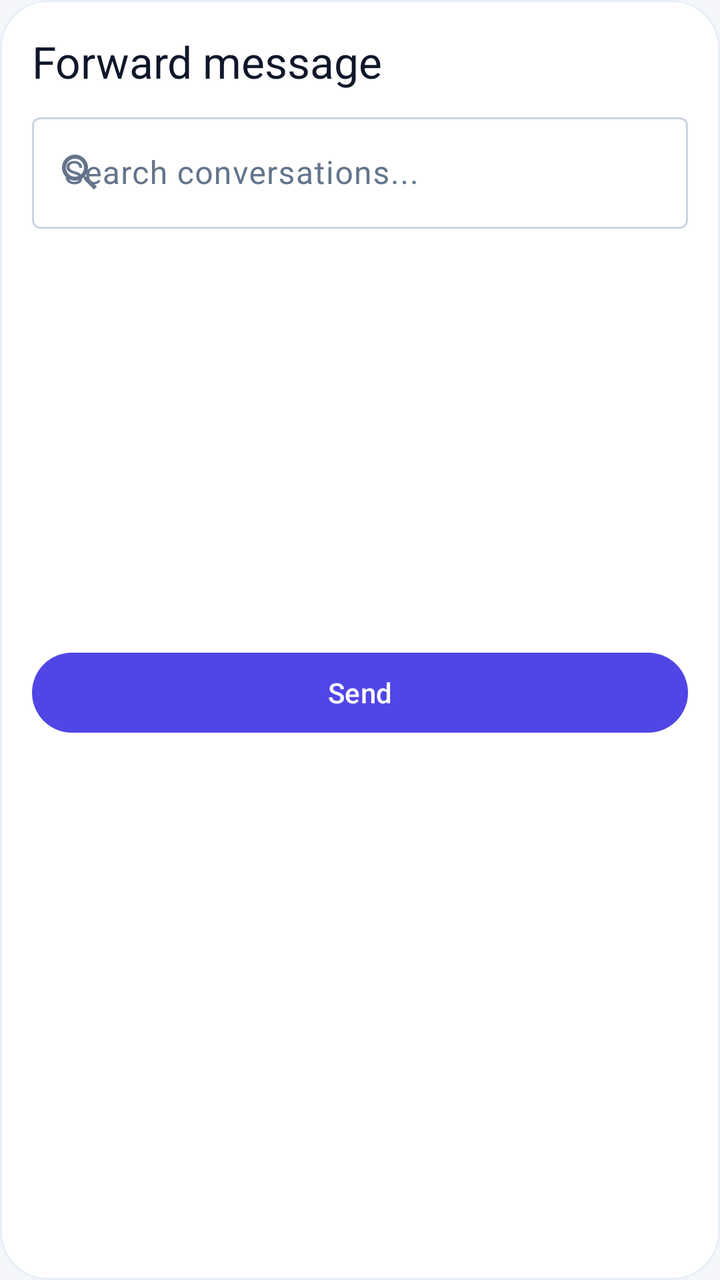
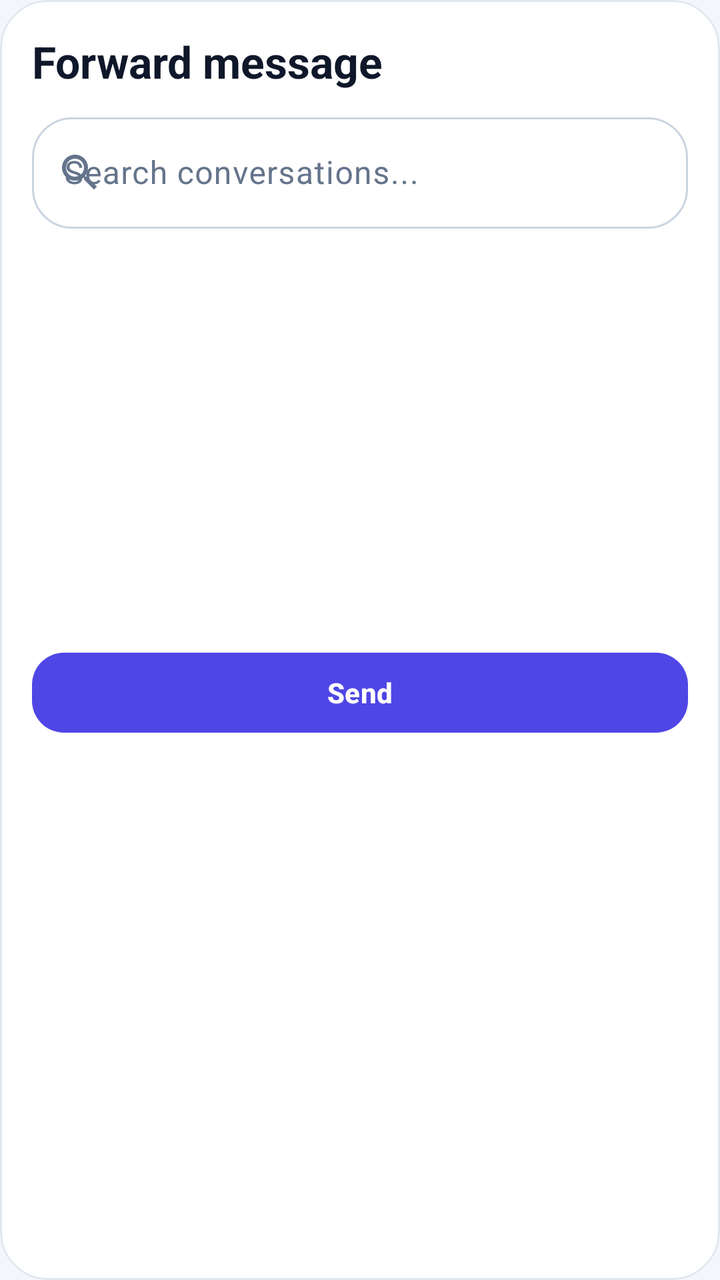

Compare the two renders of this Android layout. The source of the first and the diff that turns it into the second are given below.
<!-- AndroidManifest.xml: application theme Theme.NexaChat -->
<!-- res/layout/dialog_forward.xml -->
<?xml version="1.0" encoding="utf-8"?>
<com.google.android.material.card.MaterialCardView xmlns:android="http://schemas.android.com/apk/res/android"
    xmlns:app="http://schemas.android.com/apk/res-auto"
    android:id="@+id/forwardDialogRoot"
    android:layout_width="match_parent"
    android:layout_height="wrap_content"
    app:cardBackgroundColor="?attr/colorSurface"
    app:cardCornerRadius="24dp"
    app:cardElevation="0dp"
    app:strokeColor="?attr/colorSurfaceVariant"
    app:strokeWidth="1dp">

    <LinearLayout
        android:layout_width="match_parent"
        android:layout_height="wrap_content"
        android:orientation="vertical"
        android:padding="16dp">

        <TextView
            android:id="@+id/forwardTitle"
            android:layout_width="match_parent"
            android:layout_height="wrap_content"
            android:paddingBottom="8dp"
            android:text="@string/forward_title"
            android:textAppearance="?attr/textAppearanceTitleLarge"
            android:textColor="?attr/colorOnSurface" />

        <com.google.android.material.textfield.TextInputLayout
            android:layout_width="match_parent"
            android:layout_height="wrap_content"
            android:hint="@string/forward_search_placeholder"
            app:hintTextColor="?attr/colorOnSurfaceVariant"
            app:startIconDrawable="@drawable/ic_search"
            app:startIconTint="?attr/colorOnSurfaceVariant">

            <com.google.android.material.textfield.TextInputEditText
                android:id="@+id/forwardSearch"
                android:layout_width="match_parent"
                android:layout_height="wrap_content"
                android:textColor="?attr/colorOnSurface"
                android:textColorHint="?attr/colorOnSurfaceVariant" />
        </com.google.android.material.textfield.TextInputLayout>

        <androidx.recyclerview.widget.RecyclerView
            android:id="@+id/forwardList"
            android:layout_width="match_parent"
            android:layout_height="200dp"
            android:clipToPadding="false"
            android:paddingTop="8dp"
            android:paddingBottom="8dp" />

        <com.google.android.material.button.MaterialButton
            android:id="@+id/forwardSend"
            android:layout_width="match_parent"
            android:layout_height="wrap_content"
            android:layout_marginTop="8dp"
            android:minHeight="@dimen/min_touch_target"
            android:text="@string/forward_send" />
    </LinearLayout>
</com.google.android.material.card.MaterialCardView>
<!-- resources referenced by this layout -->
<resources>
  <dimen name="min_touch_target">48dp</dimen>
  <string name="forward_search_placeholder">Search conversations...</string>
  <string name="forward_send">Send</string>
  <string name="forward_title">Forward message</string>
  <style name="Theme.NexaChat" parent="Theme.NexaChat.Views" />
  <color name="colorPrimary">@color/brand_indigo</color>
  <color name="colorOnPrimary">#FFFFFFFF</color>
  <color name="colorPrimaryContainer">@color/brand_indigo_container</color>
  <color name="colorOnPrimaryContainer">@color/brand_on_indigo_container</color>
  <color name="colorSecondary">@color/slate_secondary</color>
  <color name="colorOnSecondary">#FFFFFFFF</color>
  <color name="colorSecondaryContainer">@color/slate_secondary_container</color>
  <color name="colorOnSecondaryContainer">@color/slate_on_secondary_container</color>
  <color name="colorTertiary">@color/tertiary_sky</color>
  <color name="colorOnTertiary">#FFFFFFFF</color>
  <color name="colorTertiaryContainer">@color/tertiary_sky_container</color>
  <color name="colorOnTertiaryContainer">@color/tertiary_on_sky_container</color>
  <color name="colorError">@color/error_red</color>
  <color name="colorOnError">#FFFFFFFF</color>
  <color name="colorErrorContainer">@color/error_container_light</color>
  <color name="colorOnErrorContainer">@color/on_error_container_light</color>
  <color name="colorBackground">@color/background_light</color>
  <color name="colorOnBackground">@color/text_primary_light</color>
  <color name="colorSurface">@color/surface_light</color>
  <color name="colorOnSurface">@color/text_primary_light</color>
  <color name="colorSurfaceVariant">@color/surface_variant_light</color>
  <color name="surface_container_low_light">#FFFFFFFF</color>
  <color name="surface_container_light">#FFF1F5F9</color>
  <color name="surface_container_high_light">#FFE8EEF5</color>
  <color name="colorOnSurfaceVariant">@color/text_secondary_light</color>
  <color name="colorOutline">@color/slate_border</color>
  <color name="colorOutlineVariant">@color/slate_divider</color>
  <style name="TextAppearance.NexaChat.TitleLarge" parent="TextAppearance.Material3.TitleLarge" />
  <style name="TextAppearance.NexaChat.TitleSmall" parent="TextAppearance.Material3.TitleSmall" />
  <style name="TextAppearance.NexaChat.BodyLarge" parent="TextAppearance.Material3.BodyLarge" />
  <style name="TextAppearance.NexaChat.BodyMedium" parent="TextAppearance.Material3.BodyMedium" />
  <style name="TextAppearance.NexaChat.BodySmall" parent="TextAppearance.Material3.BodySmall" />
  <style name="TextAppearance.NexaChat.LabelLarge" parent="TextAppearance.Material3.LabelLarge" />
  <style name="TextAppearance.NexaChat.LabelMedium" parent="TextAppearance.Material3.LabelMedium" />
  <style name="TextAppearance.NexaChat.LabelSmall" parent="TextAppearance.Material3.LabelSmall" />
  <color name="brand_indigo">#FF4F46E5</color>
  <color name="brand_indigo_container">#FFE0E7FF</color>
  <color name="brand_on_indigo_container">#FF1E1B4B</color>
  <color name="slate_secondary">#FF505F76</color>
  <color name="slate_secondary_container">#FFD0E1FB</color>
  <color name="slate_on_secondary_container">#FF1D283A</color>
  <color name="tertiary_sky">#FF0EA5E9</color>
  <color name="tertiary_sky_container">#FFBAE6FD</color>
  <color name="tertiary_on_sky_container">#FF0369A1</color>
  <color name="error_red">#FFBA1A1A</color>
  <color name="error_container_light">#FFFFDAD6</color>
  <color name="on_error_container_light">#FF93000A</color>
  <color name="background_light">#FFF4F6FB</color>
  <color name="text_primary_light">#FF0F172A</color>
  <color name="surface_light">#FFFFFFFF</color>
  <color name="surface_variant_light">#FFE8EEF5</color>
  <color name="text_secondary_light">#FF64748B</color>
  <color name="slate_border">#FFCBD5E1</color>
  <color name="slate_divider">#FFE2E8F0</color>
  <dimen name="corner_sm">8dp</dimen>
  <dimen name="corner_md">12dp</dimen>
  <dimen name="corner_lg">16dp</dimen>
  <!-- unchanged entries left out for length: 10 -->
</resources>

<!-- the commit's change to res/layout/dialog_forward.xml (unified diff, before → after) -->
@@ -7,7 +7,7 @@
     app:cardBackgroundColor="?attr/colorSurface"
     app:cardCornerRadius="24dp"
     app:cardElevation="0dp"
-    app:strokeColor="?attr/colorSurfaceVariant"
+    app:strokeColor="?attr/colorOutlineVariant"
     app:strokeWidth="1dp">
 
     <LinearLayout
@@ -23,12 +23,17 @@
             android:paddingBottom="8dp"
             android:text="@string/forward_title"
             android:textAppearance="?attr/textAppearanceTitleLarge"
-            android:textColor="?attr/colorOnSurface" />
+            android:textColor="?attr/colorOnSurface"
+            android:textStyle="bold" />
 
         <com.google.android.material.textfield.TextInputLayout
             android:layout_width="match_parent"
             android:layout_height="wrap_content"
             android:hint="@string/forward_search_placeholder"
+            app:boxCornerRadiusBottomEnd="20dp"
+            app:boxCornerRadiusBottomStart="20dp"
+            app:boxCornerRadiusTopEnd="20dp"
+            app:boxCornerRadiusTopStart="20dp"
             app:hintTextColor="?attr/colorOnSurfaceVariant"
             app:startIconDrawable="@drawable/ic_search"
             app:startIconTint="?attr/colorOnSurfaceVariant">
@@ -55,6 +60,8 @@
             android:layout_height="wrap_content"
             android:layout_marginTop="8dp"
             android:minHeight="@dimen/min_touch_target"
-            android:text="@string/forward_send" />
+            android:text="@string/forward_send"
+            android:textStyle="bold"
+            app:cornerRadius="16dp" />
     </LinearLayout>
 </com.google.android.material.card.MaterialCardView>
